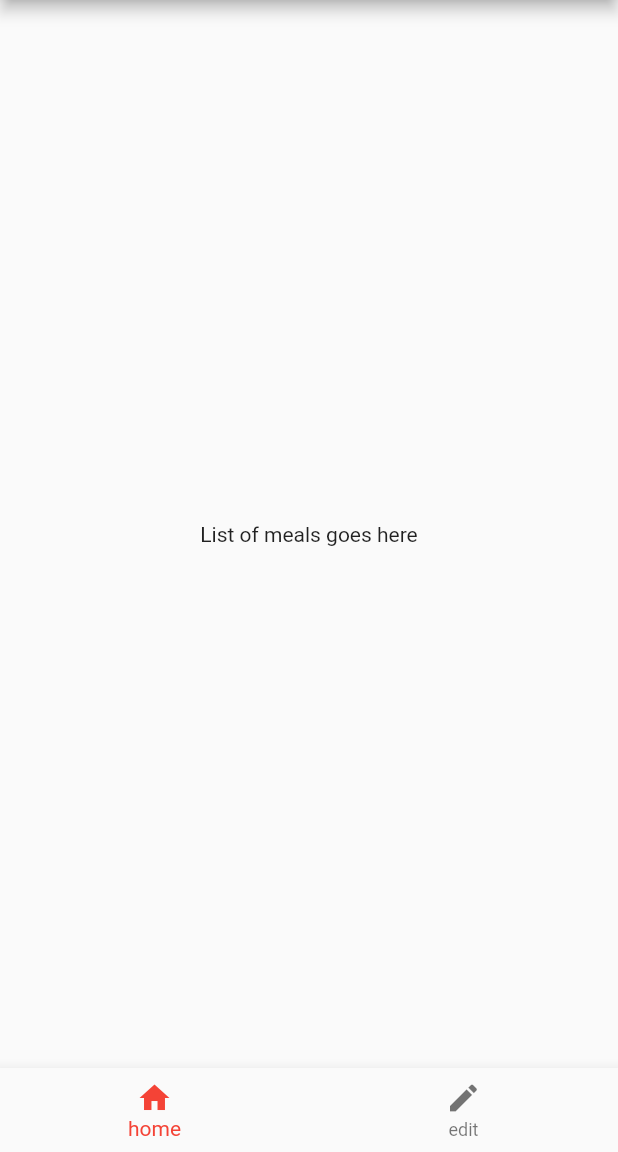
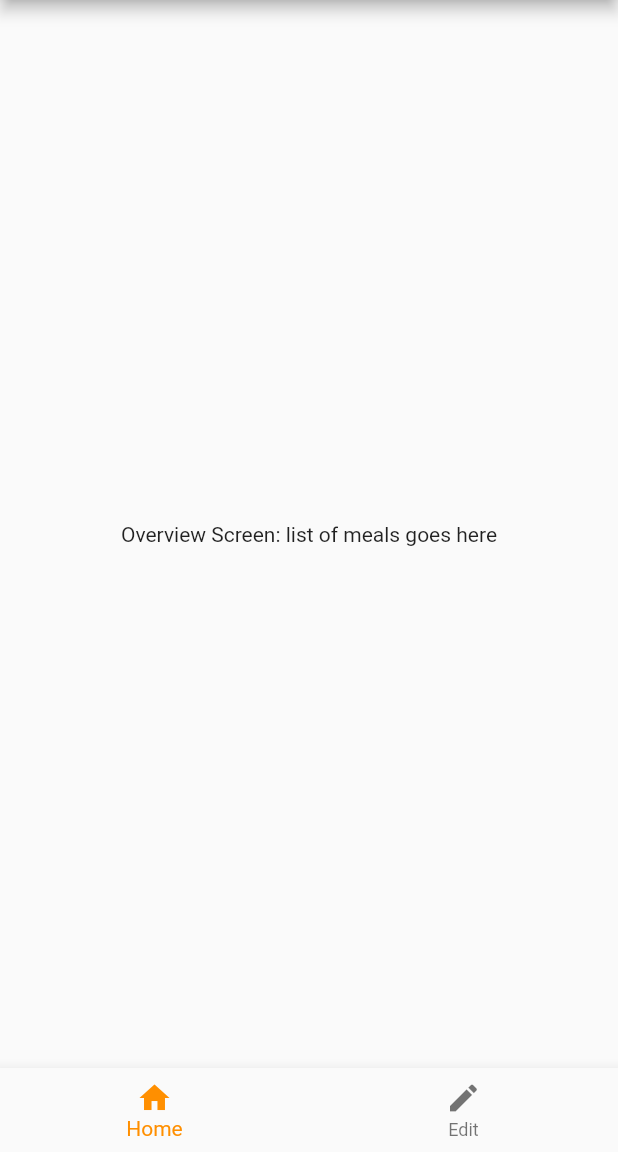
Before and after one commit to Taimonania/digital-butler, a Flutter app: the screen it shows after launch, on a phone screen of 412 x 824 dp, the part 84-1236 px from its top. Run offline on Flutter 3.47's test engine with Material 2 defaults, Android fonts, the phone set to English and light mode, and no system bars.

Commit message:
make the bottom navigation bar interactive

```diff
--- a/db_app/lib/overview.dart
+++ b/db_app/lib/overview.dart
@@ -9,6 +9,19 @@ class Overview extends StatefulWidget {
 }
 
 class _OverviewState extends State<Overview> {
+  int _selectedIndex = 0;
+
+  static const List<Widget> _selectedPage = <Widget>[
+    Text('Overview Screen: list of meals goes here'),
+    Text('Edit Screen: see and edit one meal here'),
+  ];
+
+  void _onItemTapped(int index) {
+    setState(() {
+      _selectedIndex = index;
+    });
+  }
+
   @override
   Widget build(BuildContext context) {
     return Scaffold(
@@ -17,19 +30,22 @@ class _OverviewState extends State<Overview> {
       ),
       body: Container(
         alignment: Alignment.center,
-        child: Text('List of meals goes here'),
+        child: _selectedPage.elementAt(_selectedIndex),
       ),
       bottomNavigationBar: BottomNavigationBar(
         items: const <BottomNavigationBarItem>[
           BottomNavigationBarItem(
             icon: Icon(Icons.home),
-            label: "home",
+            label: "Home",
           ),
           BottomNavigationBarItem(
             icon: Icon(Icons.edit),
-            label: "edit",
+            label: "Edit",
           ),
         ],
+        currentIndex: _selectedIndex,
+        selectedItemColor: Colors.amber[800],
+        onTap: _onItemTapped,
       ),
     );
   }
```
